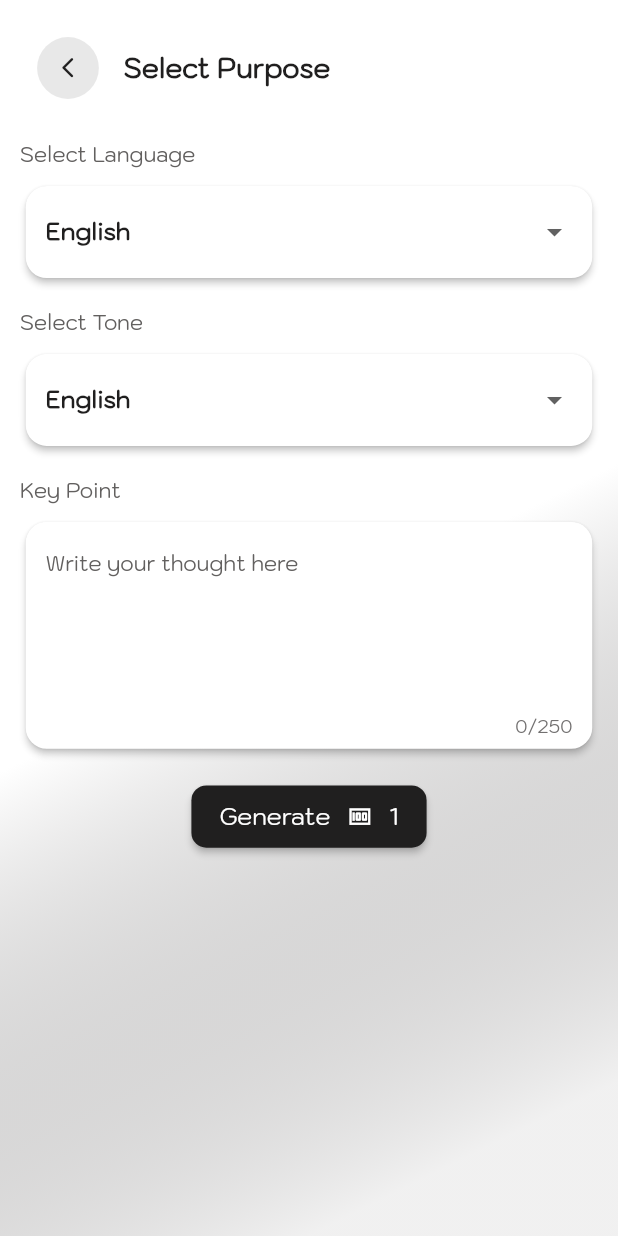
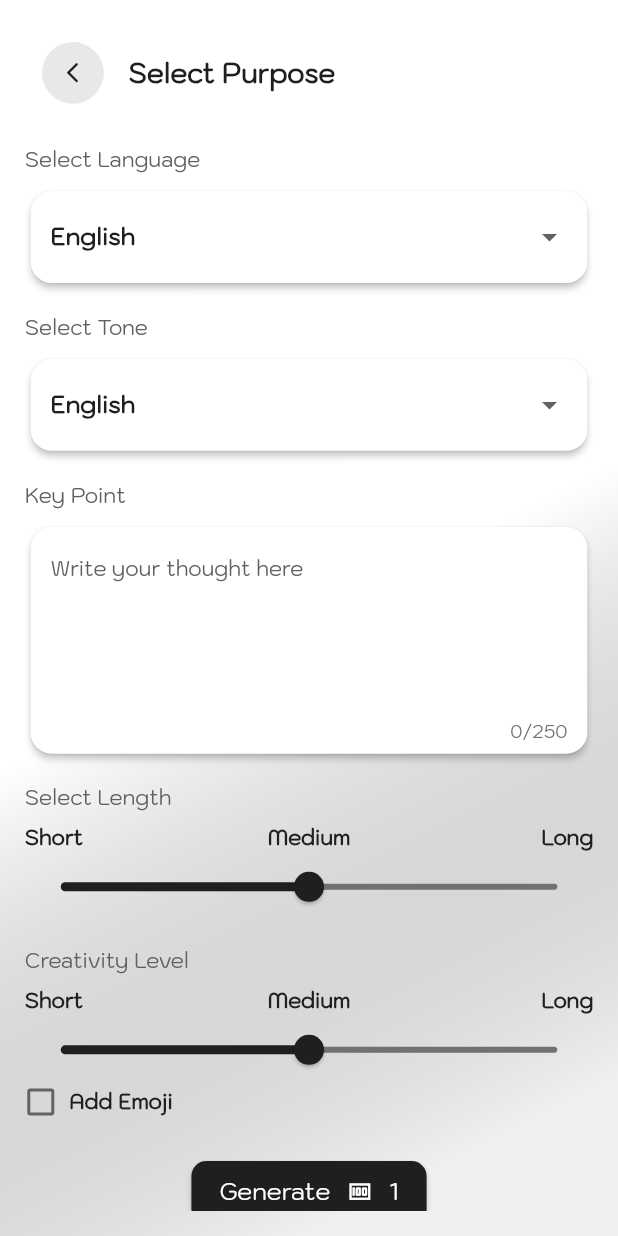
Before and after one commit to Artivaghani/ai_writing, a Flutter app: the GenerateScreen screen opened directly, on a phone screen of 412 x 824 dp. Run offline on Flutter 3.47's test engine with Material 2 defaults, Android fonts, the phone set to English and light mode, and no system bars; drawn by our look-alikes of syncfusion_flutter_sliders; our stand-ins replace connectivity_plus, flutter_spinkit, get, get_storage; accounts and stored records are empty; network calls fail.

Commit message:
~ Add screens

```diff
--- a/lib/app_widgets/app_common_widgets.dart
+++ b/lib/app_widgets/app_common_widgets.dart
@@ -1,5 +1,6 @@
 import 'package:connectivity_plus/connectivity_plus.dart';
 import 'package:ai_writing/utils/config_packages.dart';
+import 'package:syncfusion_flutter_sliders/sliders.dart';
 
 import '../screens/network_screen.dart';
 
@@ -103,4 +104,46 @@ class AppCommonWidgets {
       child: child,
     );
   }
+
+  static getLenthOfMail(value,{Function(dynamic)? onChanged}) {
+    return Column(
+      crossAxisAlignment: CrossAxisAlignment.start,
+      children: [
+         Padding(
+                padding: EdgeInsets.only(
+                    top: AppDimen.dimen20, bottom: AppDimen.dimen10),
+                child: Text(AppString.selectLength),
+              ),
+        Row(
+          children: [
+            Expanded(
+              child: getText(AppString.short),
+            ),
+            Expanded(
+                child: getText(AppString.medium, textAlign: TextAlign.center)),
+            Expanded(child: getText(AppString.long, textAlign: TextAlign.end)),
+          ],
+        ),
+        SfSlider(
+          min: 0.0,
+          max: 2,
+          value: value,
+          interval: 2,
+          activeColor: Get.theme.primaryColor,
+          inactiveColor: Get.theme.hintColor,
+          enableTooltip: true,
+          minorTicksPerInterval: 1,
+          onChanged: onChanged,
+        )
+      ],
+    );
+  }
+
+ static getText(String title, {TextAlign? textAlign}) => Text(
+        title,
+        textAlign: textAlign ?? TextAlign.start,
+        style: Get.theme.textTheme.headlineSmall,
+      );
+
+
 }
--- /dev/null
+++ b/lib/screens/correction_screen.dart/correction_controller.dart
@@ -0,0 +1,5 @@
+import 'package:get/get.dart';
+
+class CorrectionController extends GetxController {
+  RxBool isChecked = false.obs;
+}
--- a/lib/screens/generate_screen.dart/generate_controller.dart
+++ b/lib/screens/generate_screen.dart/generate_controller.dart
@@ -4,6 +4,7 @@ import 'package:ai_writing/utils/config_packages.dart';
 class GenerateController extends GetxController
 {
   RxInt selectTab=0.obs;
+  RxBool isChecked=false.obs;
 
   Map selectedLang=LocalizationHelper.emailGenLang[0];
 
--- a/lib/screens/generate_screen.dart/generate_screen.dart
+++ b/lib/screens/generate_screen.dart/generate_screen.dart
@@ -3,6 +3,7 @@ import 'package:ai_writing/app_widgets/common_text_field.dart';
 import 'package:ai_writing/helper/localization.dart';
 import 'package:ai_writing/screens/generate_screen.dart/generate_controller.dart';
 import 'package:ai_writing/utils/config_packages.dart';
+import 'package:syncfusion_flutter_sliders/sliders.dart';
 
 class GenerateScreen extends StatelessWidget {
   GenerateScreen({super.key});
@@ -14,7 +15,7 @@ class GenerateScreen extends StatelessWidget {
     return Scaffold(
       body: Container(
         decoration: AppDecoration.backroundDecoration,
-        padding: EdgeInsets.all(AppDimen.dimen16),
+        padding: EdgeInsets.all(AppDimen.dimen20),
         width: double.infinity,
         child: SafeArea(
           child: ListView(
@@ -42,8 +43,39 @@ class GenerateScreen extends StatelessWidget {
                 hintText: 'Write your thought here',
                 maxLength: 250,
               ),
+              AppCommonWidgets.getLenthOfMail(1),
+              getCriativityLevel(),
+              Row(
+                children: [
+                  Obx(
+                    () => SizedBox(
+                      width: AppDimen.dimen26,
+                      height: AppDimen.dimen26,
+                      child: Checkbox(
+                        checkColor: Get.theme.secondaryHeaderColor,
+                        focusColor: Get.theme.primaryColor,
+                        activeColor: Get.theme.primaryColor,
+                        value: controller.isChecked.value,
+                        shape: RoundedRectangleBorder(
+                            borderRadius: BorderRadius.circular(2)),
+                        onChanged: (bool? value) {
+                          controller.isChecked.value = value!;
+                        },
+                      ),
+                    ),
+                  ),
+                  SizedBox(
+                    width: AppDimen.dimen10,
+                  ),
+                  Expanded(
+                      child: Text(
+                    AppString.addEmoji,
+                    style: Get.theme.textTheme.headlineSmall,
+                  ))
+                ],
+              ),
               SizedBox(
-                height: AppDimen.dimen20,
+                height: AppDimen.dimen30,
               ),
               Align(
                 alignment: Alignment.center,
@@ -89,4 +121,41 @@ class GenerateScreen extends StatelessWidget {
       ),
     ));
   }
+
+  getCriativityLevel() {
+    return Column(
+      crossAxisAlignment: CrossAxisAlignment.start,
+      children: [
+        Padding(
+          padding:
+              EdgeInsets.only(top: AppDimen.dimen20, bottom: AppDimen.dimen10),
+          child: Text(AppString.creativityLevel),
+        ),
+        Row(
+          children: [
+            Expanded(
+              child: AppCommonWidgets.getText(AppString.short),
+            ),
+            Expanded(
+                child: AppCommonWidgets.getText(AppString.medium,
+                    textAlign: TextAlign.center)),
+            Expanded(
+                child: AppCommonWidgets.getText(AppString.long,
+                    textAlign: TextAlign.end)),
+          ],
+        ),
+        SfSlider(
+          min: 0.0,
+          max: 2,
+          value: 1,
+          interval: 2,
+          activeColor: Get.theme.primaryColor,
+          inactiveColor: Get.theme.hintColor,
+          enableTooltip: true,
+          minorTicksPerInterval: 1,
+          onChanged: (value) {},
+        )
+      ],
+    );
+  }
 }
--- a/lib/utils/app_strings.dart
+++ b/lib/utils/app_strings.dart
@@ -13,9 +13,15 @@ class AppString {
   static String aiemail = 'Ai Email';
   static String selectPurpose = 'Select Purpose';
   static String selectLang = 'Select Language';
+  static String selectLength = 'Select Length';
+  static String creativityLevel = 'Creativity Level';
   static String selectTone = 'Select Tone';
   static String keyPoint = 'Key Point';
   static String generate = 'Generate';
+  static String addEmoji = 'Add Emoji';
+  static String short = 'Short';
+  static String medium = 'Medium';
+  static String long = 'Long';
 
   static String requesttimeout = "Your request timeout, Please try again later";
   static String changeTheme = 'Change Theme';
--- a/pubspec.yaml
+++ b/pubspec.yaml
@@ -21,6 +21,7 @@ dependencies:
   flutter_spinkit: ^5.2.0
   get_storage: ^2.1.1
   connectivity_plus: ^4.0.1
+  syncfusion_flutter_sliders: ^21.2.6
 
 dev_dependencies:
   flutter_test:
```
Also changed, not shown: lib/screens/correction_screen.dart/correction_screen.dart (added, +85 -0 lines), lib/screens/home_screen/home_screen.dart (+8 -1 lines), pubspec.lock.
